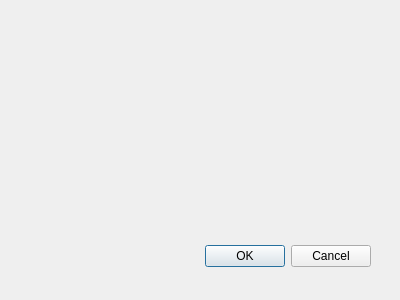
The window that src/sendfiledialog.ui (zuzuf/qtchat) describes before a commit, drawn with Qt 5.
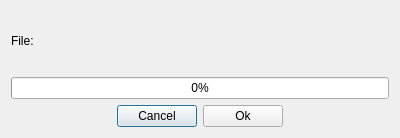
The same window after the commit.

Commit message: * improved history layout in ChatRoom * new UserList used in MainWindow * messaging protocol updated to support file transfer * file transfer dialogs updated

```diff
--- a/src/sendfiledialog.ui
+++ b/src/sendfiledialog.ui
@@ -9,28 +9,83 @@
     <x>0</x>
     <y>0</y>
     <width>400</width>
-    <height>300</height>
+    <height>138</height>
    </rect>
   </property>
   <property name="windowTitle">
    <string>Dialog</string>
   </property>
-  <widget name="buttonBox" class="QDialogButtonBox">
-   <property name="geometry">
-    <rect>
-     <x>30</x>
-     <y>240</y>
-     <width>341</width>
-     <height>32</height>
-    </rect>
-   </property>
-   <property name="orientation">
-    <enum>Qt::Horizontal</enum>
-   </property>
-   <property name="standardButtons">
-    <set>QDialogButtonBox::Cancel|QDialogButtonBox::Ok</set>
-   </property>
-  </widget>
+  <layout class="QVBoxLayout" name="verticalLayout">
+   <item>
+    <layout class="QHBoxLayout" name="horizontalLayout">
+     <item>
+      <widget class="QLabel" name="label">
+       <property name="text">
+        <string>File:</string>
+       </property>
+      </widget>
+     </item>
+     <item>
+      <widget class="QLabel" name="lblFilename">
+       <property name="text">
+        <string/>
+       </property>
+      </widget>
+     </item>
+    </layout>
+   </item>
+   <item>
+    <widget class="QProgressBar" name="pbTransfer">
+     <property name="value">
+      <number>0</number>
+     </property>
+    </widget>
+   </item>
+   <item>
+    <layout class="QHBoxLayout" name="horizontalLayout_2">
+     <item>
+      <spacer name="horizontalSpacer">
+       <property name="orientation">
+        <enum>Qt::Horizontal</enum>
+       </property>
+       <property name="sizeHint" stdset="0">
+        <size>
+         <width>40</width>
+         <height>20</height>
+        </size>
+       </property>
+      </spacer>
+     </item>
+     <item>
+      <widget class="QPushButton" name="pbCancel">
+       <property name="text">
+        <string>Cancel</string>
+       </property>
+      </widget>
+     </item>
+     <item>
+      <widget class="QPushButton" name="pbOk">
+       <property name="text">
+        <string>Ok</string>
+       </property>
+      </widget>
+     </item>
+     <item>
+      <spacer name="horizontalSpacer_2">
+       <property name="orientation">
+        <enum>Qt::Horizontal</enum>
+       </property>
+       <property name="sizeHint" stdset="0">
+        <size>
+         <width>40</width>
+         <height>20</height>
+        </size>
+       </property>
+      </spacer>
+     </item>
+    </layout>
+   </item>
+  </layout>
  </widget>
  <pixmapfunction/>
  <resources/>
```
Left out of the diff: 37 changed lines with no effect on the pictures. The commit also changes 14 other files.
